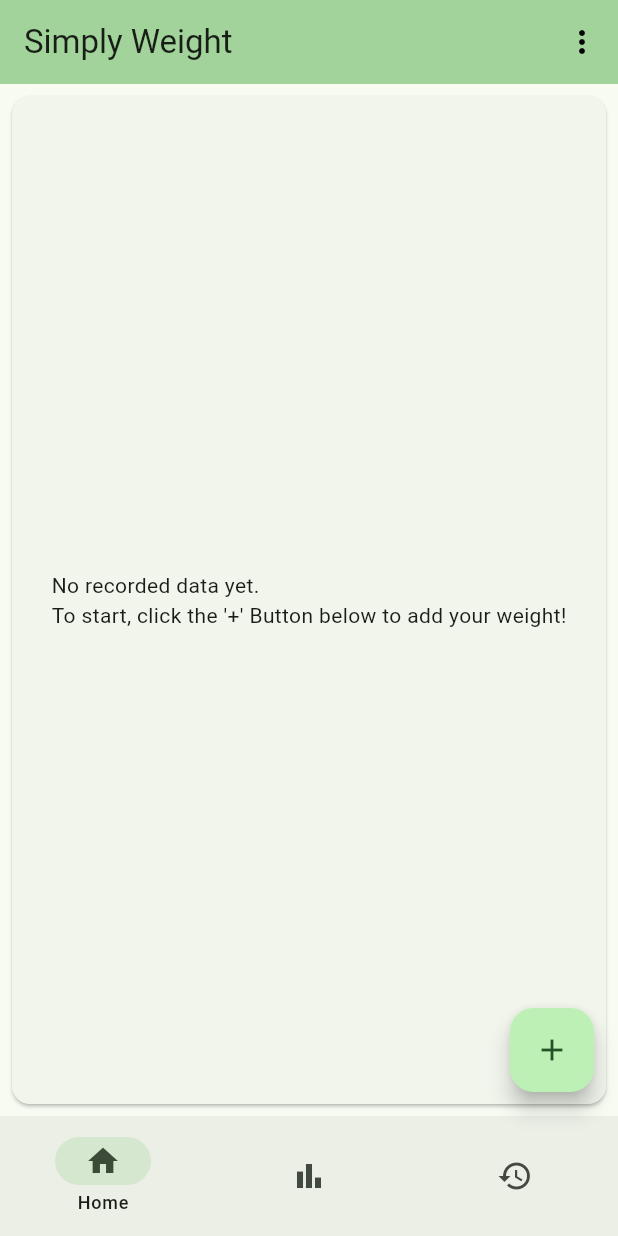
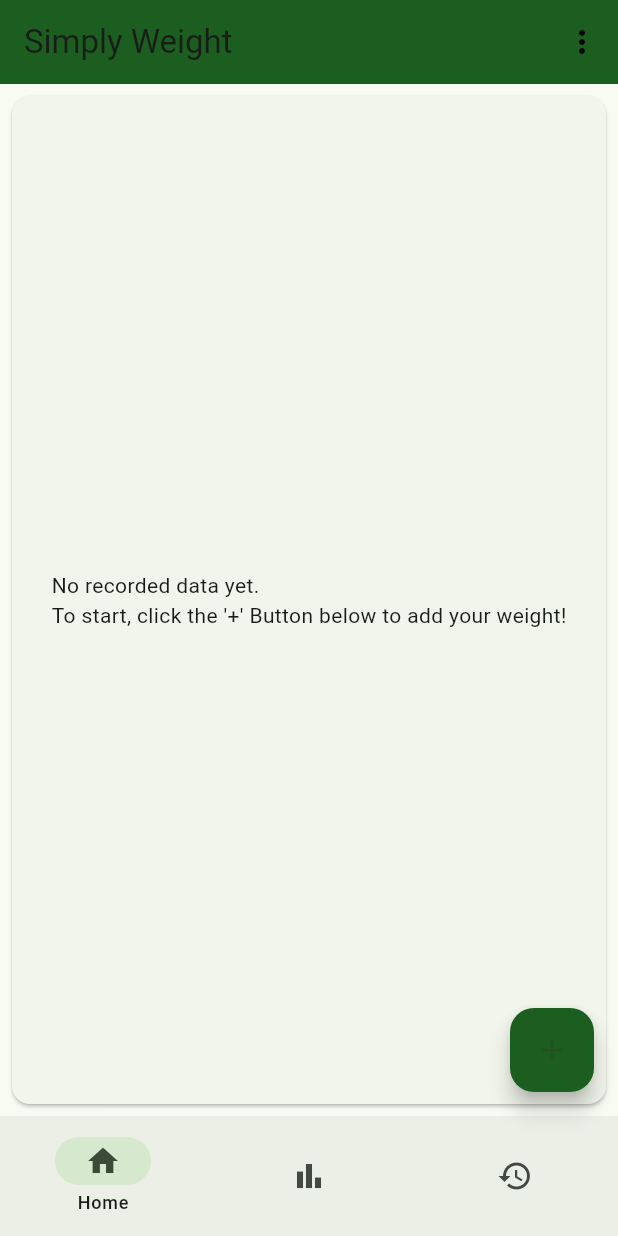
Before and after one commit to abdualdeen/Simply_Weight_App, a Flutter app: the screen it shows after launch, on a phone screen of 412 x 824 dp. Run offline on Flutter 3.47's test engine with Material 3 defaults, Android fonts, the phone set to English and light mode, and no system bars; our stand-ins replace awesome_notifications, fl_chart, logger, sqflite; accounts and stored records are empty.

Commit message:
fixed issue with colors being fadded

```diff
--- a/lib/main.dart
+++ b/lib/main.dart
@@ -319,7 +319,6 @@ class _MyHomePageState extends State<MyHomePage> {
         ],
       ),
       appBar: AppBar(
-        backgroundColor: Theme.of(context).colorScheme.inversePrimary,
         title: Text(widget.title),
         actions: [
           PopupMenuButton(
@@ -384,6 +383,7 @@ class _MyHomePageState extends State<MyHomePage> {
       floatingActionButton: _currentPageIndex != 1 // the use of _currentPageIndex here in the ternary is to hide the button on the chart page.
           ? FloatingActionButton(
               tooltip: 'Add',
+              backgroundColor: Colors.green[900],
               child: const Icon(Icons.add),
               onPressed: () {
                 _displayAddWeightDialog(context);
--- a/lib/themes.dart
+++ b/lib/themes.dart
@@ -1,23 +1,25 @@
 import 'package:flutter/material.dart';
 
 ThemeData lightTheme = ThemeData(
-  appBarTheme: const AppBarTheme(
-    color: Colors.green,
-    iconTheme: IconThemeData(color: Colors.black),
+  appBarTheme: AppBarTheme(
+    color: Colors.green[900]!,
+    iconTheme: const IconThemeData(color: Colors.black),
   ),
   colorScheme: ColorScheme.fromSeed(
-    seedColor: Colors.green,
+    seedColor: Colors.green[900]!,
     brightness: Brightness.light,
   ),
+  useMaterial3: true,
 );
 
 ThemeData darkTheme = ThemeData(
-  appBarTheme: const AppBarTheme(
-    color: Colors.green,
-    iconTheme: IconThemeData(color: Colors.white),
+  appBarTheme: AppBarTheme(
+    color: Colors.green[900]!,
+    iconTheme: const IconThemeData(color: Colors.white),
   ),
   colorScheme: ColorScheme.fromSeed(
-    seedColor: Colors.green,
+    seedColor: Colors.green[900]!,
     brightness: Brightness.dark,
   ),
+  useMaterial3: true,
 );
```
